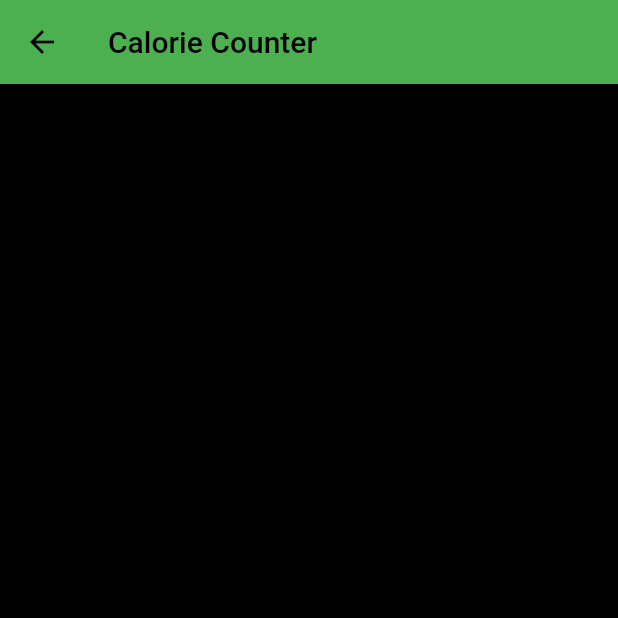
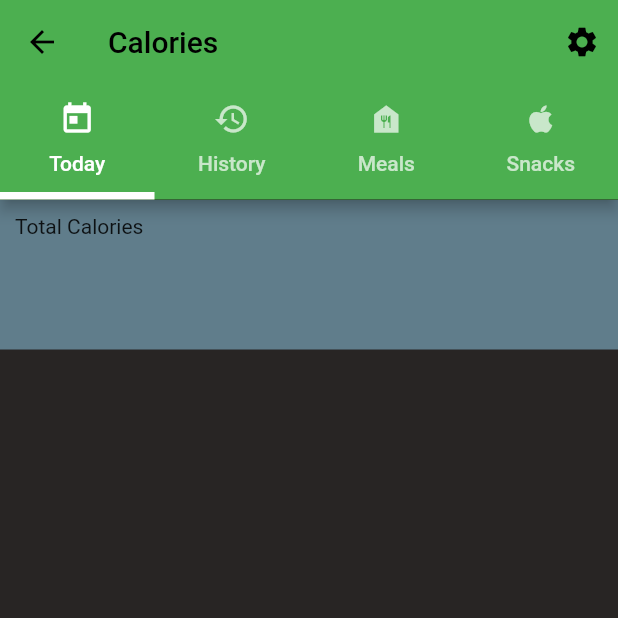
Before and after one commit to robharper00/SE300_DARM, a Flutter app: the screen it shows after launch, after a tap on "TRACK YOUR CALORIES", on a phone screen of 412 x 824 dp, the top half of it. Run offline on Flutter 3.47's test engine with Material 2 defaults, Android fonts, the phone set to English and light mode, and no system bars; our stand-ins replace pedometer; missing offline and left inert: heart_bpm.

Commit message:
Completion of main menu, pedometer, heart monitor. Completing Calorie Counter and User Profile Screen

```diff
--- a/lib/calorie_counter_screen.dart
+++ b/lib/calorie_counter_screen.dart
@@ -1,7 +1,32 @@
 import 'package:flutter/material.dart';
 import 'main_menu.dart';
 
-const TITLE = 'Calorie Counter';
+const TITLE = 'Calories';
+
+List<String> meals = [
+  'Baby Back Ribs',
+  'Beef',
+  'Chicken',
+  'Pork Chops',
+];
+
+List<String> mealCalories = [
+  '360 calories',
+  '407 calories',
+  '731 calories',
+  '257 calories',
+];
+List<String> snacks = [
+  'Beef Jerky',
+  'Apple Pie',
+];
+List<String> snackCalories = [
+  '82 calories',
+  '296 calories',
+];
+final textController = TextEditingController();
+int mealIndex = 0;
+IconData MealIcon = Icons.food_bank;
 
 class CalorieCounterScreen extends StatefulWidget {
   const CalorieCounterScreen({super.key});
@@ -13,7 +38,9 @@ class CalorieCounterScreen extends StatefulWidget {
 class _CalorieCounterScreenState extends State<CalorieCounterScreen> {
   @override
   Widget build(BuildContext context) {
-    return Scaffold(
+    return DefaultTabController(
+      length: 4,
+      child: Scaffold(
         appBar: AppBar(
           leading: IconButton(
             icon: Icon(Icons.arrow_back, color: Colors.black),
@@ -24,14 +51,103 @@ class _CalorieCounterScreenState extends State<CalorieCounterScreen> {
               );
             },
           ),
-        backgroundColor: Colors.green,
-        title: Text(
-          TITLE,
-          style: TextStyle(
+          actions: [
+            IconButton(
+              icon: Icon(
+                Icons.settings,
                 color: Colors.black,
               ),
+              onPressed: null,
+            ),
+          ],
+          bottom: TabBar(
+            indicatorColor: Colors.white,
+            indicatorWeight: 5,
+            tabs: [
+              Tab(icon: Icon(Icons.today), text: 'Today'),
+              Tab(icon: Icon(Icons.history), text: 'History'),
+              Tab(icon: Icon(Icons.food_bank), text: 'Meals'),
+              Tab(icon: Icon(Icons.apple), text: 'Snacks'),
+            ],
+          ),
+          backgroundColor: Colors.green,
+          title: Text(TITLE, style: TextStyle(color: Colors.black)),
+        ),
+        body: TabBarView(
+          children: [
+            todayPage(),
+            buildPage('History'),
+            mealPage(),
+            snackPage(),
+          ],
         ),
       ),
     );
   }
 }
+
+Widget buildPage(String text) => Center(
+      // Bootleg function to keep TabBar functionality working
+      child: Text(
+        text,
+        style: TextStyle(
+          fontSize: 28,
+          color: Colors.white,
+        ),
+      ),
+    );
+
+Widget todayPage() => Column(
+      children: [
+        Column(
+          children: [
+            Container(
+              padding: EdgeInsets.all(10),
+              color: Colors.blueGrey, // test color to see actual container
+              //color: Color.fromARGB(255, 40, 37, 36), // color for when this is finished
+              width: double.infinity,
+              height: 100,
+              child: Text('Total Calories'),
+            ),
+          ],
+        ),
+      ],
+    );
+
+Widget mealPage() => ListView.builder(
+      itemCount: meals.length,
+      itemBuilder: (BuildContext context, int index) {
+        return Card(
+          color: Colors.blueGrey,
+          child: ListTile(
+            title: Text(
+              meals[index],
+              style: TextStyle(color: Colors.black, fontSize: 20),
+            ),
+            trailing: Text(
+              mealCalories[index],
+              style: TextStyle(color: Colors.black, fontSize: 20),
+            ),
+          ),
+        );
+      },
+    );
+
+Widget snackPage() => ListView.builder(
+      itemCount: snacks.length,
+      itemBuilder: (BuildContext context, int index) {
+        return Card(
+          color: Colors.blueGrey,
+          child: ListTile(
+            title: Text(
+              snacks[index],
+              style: TextStyle(color: Colors.black, fontSize: 20),
+            ),
+            trailing: Text(
+              snackCalories[index],
+              style: TextStyle(color: Colors.black, fontSize: 20),
+            ),
+          ),
+        );
+      },
+    );
--- a/lib/main.dart
+++ b/lib/main.dart
@@ -19,11 +19,12 @@ class _MyAppState extends State<MyApp> {
   @override
   Widget build(BuildContext context) {
     return MaterialApp(
+      debugShowCheckedModeBanner: false,
       title: TITLE,
       theme: ThemeData(
         primarySwatch: Colors.green,
         //accentColor: Colors.white,
-        canvasColor: Colors.black,
+        canvasColor: Color.fromARGB(255, 40, 37, 36),
       ),
       //home: null
       initialRoute: '/',
--- a/lib/main_menu.dart
+++ b/lib/main_menu.dart
@@ -2,6 +2,7 @@ import 'package:flutter/material.dart';
 import 'pedometer_screen.dart';
 import 'heart_rate_screen.dart';
 import 'calorie_counter_screen.dart';
+import 'credits_screen.dart';
 
 const TITLE = 'Healthy Habits';
 
@@ -23,6 +24,20 @@ class _MainMenuState extends State<MainMenu> {
           TITLE,
           style: TextStyle(color: Colors.black),
         ),
+        actions: [
+          IconButton(
+            icon: Icon(
+              Icons.person,
+              color: Colors.black,
+            ),
+            onPressed: () {
+              Navigator.push(
+                context,
+                MaterialPageRoute(builder: (context) => CreditsScreen()),
+              );
+            },
+          )
+        ],
       ),
       body: SingleChildScrollView(
         child: Column(
@@ -122,7 +137,7 @@ class _MainMenuState extends State<MainMenu> {
                 onPressed: (() =>
                     print('test')), // until i implement the other screens
                 child: Text(
-                  'USER SURVEY',
+                  'USER PROFILE',
                   style: TextStyle(fontSize: 28),
                 ),
                 style: ButtonStyle(
--- a/lib/pedometer_screen.dart
+++ b/lib/pedometer_screen.dart
@@ -70,10 +70,11 @@ class _PedometerScreenState extends State<PedometerScreen> {
   @override
   Widget build(BuildContext context) {
     return MaterialApp(
+      debugShowCheckedModeBanner: false,
       theme: ThemeData(
         primarySwatch: Colors.green,
         //accentColor: Colors.white,
-        canvasColor: Colors.black, // change to white if ugly
+        canvasColor: Color.fromARGB(255, 40, 37, 36), // change to white if ugly
       ),
       home: Scaffold(
         appBar: AppBar(
@@ -102,7 +103,7 @@ class _PedometerScreenState extends State<PedometerScreen> {
             children: <Widget>[
               Text(
                 'Steps taken:',
-                style: TextStyle(fontSize: 30),
+                style: TextStyle(fontSize: 30, color: Colors.white),
               ),
               Text(
                 _steps,
--- a/pubspec.yaml
+++ b/pubspec.yaml
@@ -33,12 +33,14 @@ dependencies:
     sdk: flutter
 
 
+
   # The following adds the Cupertino Icons font to your application.
   # Use with the CupertinoIcons class for iOS style icons.
   cupertino_icons: ^1.0.2
   pedometer: ^3.0.0
   sqflite: ^2.2.0+3
   heart_bpm: ^1.1.1+0
+  intl: ^0.17.0
 
 dev_dependencies:
   flutter_test:
```
Also changed, not shown: lib/credits_screen.dart (added, +103 -0 lines), lib/user_profile_screen.dart (renamed from lib/user_survey_screen.dart), pubspec.lock. Lines whose indentation alone changed are shown as unchanged.
